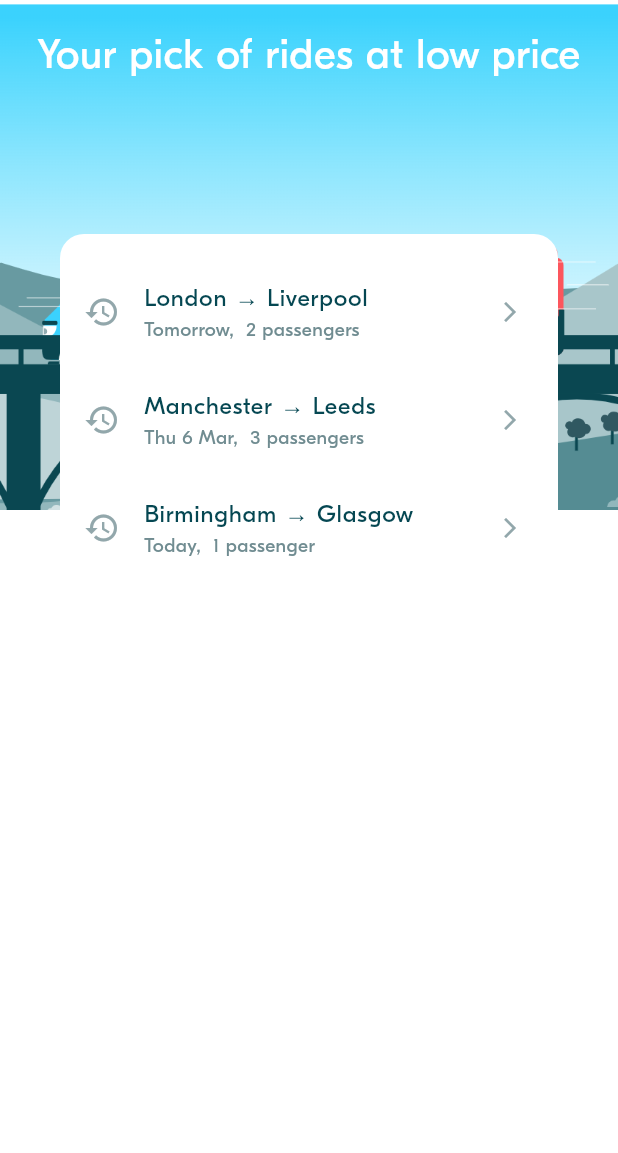
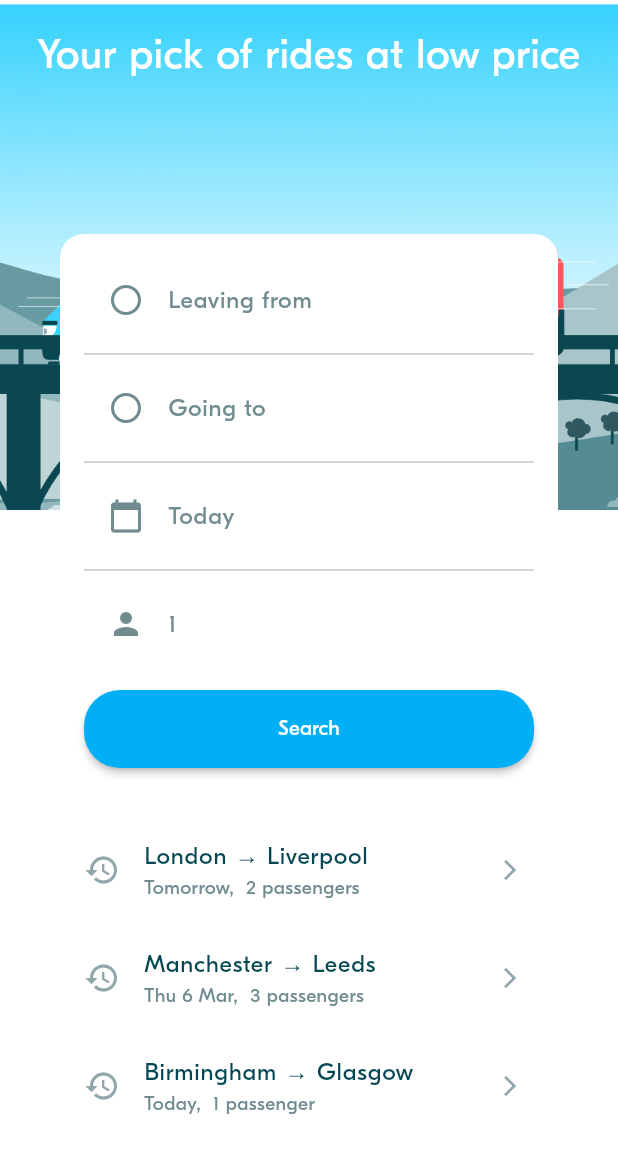
Before and after one commit to Livita99/BlaBla-Project, a Flutter app: the screen it shows after launch, on a phone screen of 412 x 824 dp. Shown: the top 1153 px of the screen. Run offline on Flutter 3.47's test engine with Material 3 defaults, Android fonts, the phone set to English and light mode, and no system bars; project files that could hold a hidden picture were left out.

Commit message:
BLA-004  Implement Ride Preferences Form

```diff
--- a/lib/screens/ride_pref/widgets/ride_pref_form.dart
+++ b/lib/screens/ride_pref/widgets/ride_pref_form.dart
@@ -1,7 +1,8 @@
 import 'package:flutter/material.dart';
-
 import '../../../model/ride/locations.dart';
 import '../../../model/ride_pref/ride_pref.dart';
+import '../../../theme/theme.dart';
+import '../../../widgets/inputs/bla_button.dart';
 
 ///
 /// A Ride Preference From is a view to select:
@@ -28,8 +29,6 @@ class _RidePrefFormState extends State<RidePrefForm> {
   Location? arrival;
   late int requestedSeats;
 
-
-
   // ----------------------------------
   // Initialize the Form attributes
   // ----------------------------------
@@ -37,29 +36,116 @@ class _RidePrefFormState extends State<RidePrefForm> {
   @override
   void initState() {
     super.initState();
-    // TODO
+    departure = widget.initRidePref?.departure;
+    departureDate = widget.initRidePref?.departureDate ?? DateTime.now();
+    arrival = widget.initRidePref?.arrival;
+    requestedSeats = widget.initRidePref?.requestedSeats ?? 1;
   }
 
   // ----------------------------------
   // Handle events
   // ----------------------------------
 
+  void _showFullScreenDialog(BuildContext context) {
+    showDialog(
+      context: context,
+      builder: (BuildContext context) {
+        return Dialog(
+          insetPadding: EdgeInsets.all(0),
+          child: Container(
+            width: double.infinity,
+            height: double.infinity,
+            color: Colors.white,
+            child: Center(
+              child: Text('Full Screen Modal Dialog'),
+            ),
+          ),
+        );
+      },
+    );
+  }
+
+  void _submitForm() {
+    if (departure != null && arrival != null && requestedSeats > 0) {
+      final ridePref = RidePref(
+        departure: departure!,
+        departureDate: departureDate,
+        arrival: arrival!,
+        requestedSeats: requestedSeats,
+      );
+      Navigator.of(context).pop(ridePref);
+    } else {
+      // Show an error message if the form is not valid
+      ScaffoldMessenger.of(context).showSnackBar(
+        SnackBar(content: Text('Please fill in all fields')),
+      );
+    }
+  }
 
   // ----------------------------------
   // Compute the widgets rendering
   // ----------------------------------
-
 
   // ----------------------------------
   // Build the widgets
   // ----------------------------------
   @override
   Widget build(BuildContext context) {
-    return Column(
-        mainAxisAlignment: MainAxisAlignment.start,
-        crossAxisAlignment: CrossAxisAlignment.stretch,
-        children: [
-
-        ]);
+    return Padding(
+      padding: const EdgeInsets.all(16.0),
+      child: Container(
+        decoration: BoxDecoration(
+          color: Colors.white,
+          borderRadius: BorderRadius.circular(16),
+        ),
+        child: Column(
+          mainAxisSize: MainAxisSize.min,
+          children: [
+            ListTile(
+              leading: Icon(Icons.radio_button_unchecked,
+                  color: BlaColors.textLight),
+              title: Text('Leaving from',
+                  style:
+                      BlaTextStyles.body.copyWith(color: BlaColors.textLight)),
+              onTap: () => _showFullScreenDialog(context),
+            ),
+            Divider(),
+            ListTile(
+              leading: Icon(Icons.radio_button_unchecked,
+                  color: BlaColors.textLight),
+              title: Text('Going to',
+                  style:
+                      BlaTextStyles.body.copyWith(color: BlaColors.textLight)),
+              onTap: () => _showFullScreenDialog(context),
+            ),
+            Divider(),
+            ListTile(
+              leading: Icon(Icons.calendar_today, color: BlaColors.textLight),
+              title: Text('Today',
+                  style:
+                      BlaTextStyles.body.copyWith(color: BlaColors.textLight)),
+              onTap: () => _showFullScreenDialog(context),
+            ),
+            Divider(),
+            ListTile(
+              leading: Icon(Icons.person, color: BlaColors.textLight),
+              title: Text('1',
+                  style:
+                      BlaTextStyles.body.copyWith(color: BlaColors.textLight)),
+              onTap: () => _showFullScreenDialog(context),
+            ),
+            SizedBox(height: 16),
+            SizedBox(
+              width: double.infinity,
+              child: BlaButton(
+                label: 'Search',
+                buttonType: BlaButtonType.primary,
+                onPressed: () => _submitForm(),
+              ),
+            ),
+          ],
+        ),
+      ),
+    );
   }
 }
```
Also changed, not shown: lib/screens/ride_pref/widgets/ride_pref_history_tile.dart (+15 -5 lines).
